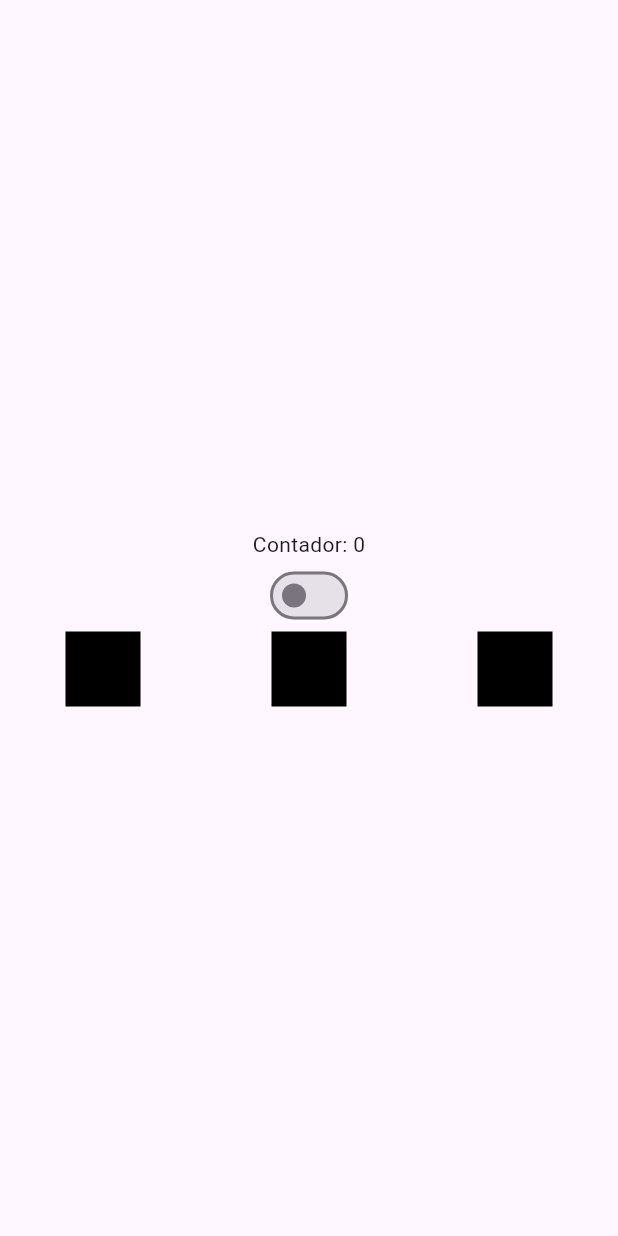
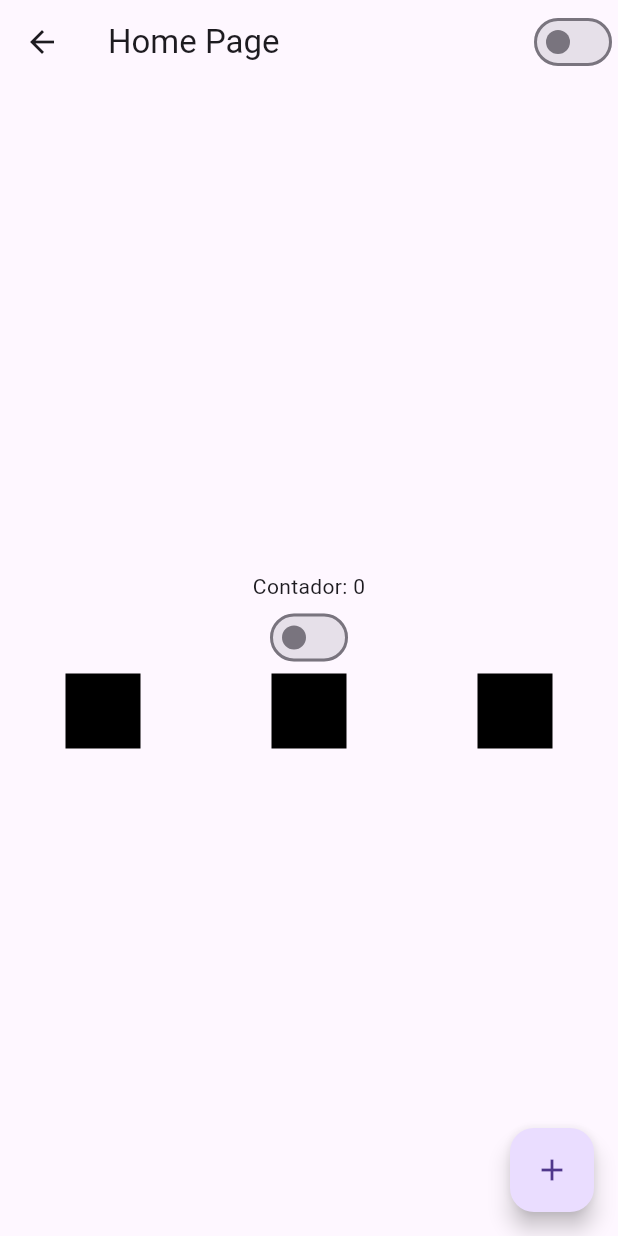
Before and after one commit to LuizHVicari/flutter-project, a Flutter app: the HomeBody screen opened directly, on a phone screen of 412 x 824 dp. Run offline on Flutter 3.47's test engine with Material 3 defaults, Android fonts, the phone set to English and light mode, and no system bars.

```diff
--- a/hello_world/lib/main.dart
+++ b/hello_world/lib/main.dart
@@ -1,7 +1,8 @@
 import 'package:flutter/material.dart';
+import 'package:hello_world/pages/home_page.dart';
 // import 'pages/home_page.dart';
 import 'pages/login_page.dart';
 
 main() {
-  runApp(const MaterialApp(home: LoginPage()));
+  runApp(MaterialApp(home: HomePage()));
 }
--- a/hello_world/lib/widgets/home_body.dart
+++ b/hello_world/lib/widgets/home_body.dart
@@ -2,14 +2,28 @@ import 'package:flutter/material.dart';
 import 'package:hello_world/widgets/switch_theme.dart';
 
 
-//ignore: must_be_immutable
-class HomeBody extends StatelessWidget {
+class HomeBody extends StatefulWidget {
+  const HomeBody({super.key});
+
+  @override
+  State<StatefulWidget> createState() {
+    return HomeBodyState();
+  }
+
+}
+
+class HomeBodyState extends State<HomeBody> {
   int counter = 0;
-  HomeBody({super.key});
+  // HomeBody({super.key});
 
   @override
   Widget build(BuildContext context) {
-    return SizedBox(
+    return Scaffold(
+      appBar: AppBar(
+        title: const Text('Home Page'),
+        actions: [SwitchForTheme()],
+      ),
+      body: SizedBox(
         width: double.infinity,
         height: double.infinity,
         child: Column(
@@ -40,6 +54,15 @@ class HomeBody extends StatelessWidget {
             )
           ]
         ),
+      ),
+      floatingActionButton: FloatingActionButton(
+        child: const Icon(Icons.add),
+        onPressed: () {
+          setState(() {
+            counter++;
+          });
+        }
+      )
     );
   }
 }
```
Also changed, not shown: hello_world/lib/pages/home_page.dart (+6 -15 lines), hello_world/lib/pages/login_page.dart (+2 -15 lines), hello_world/lib/widgets/login_button.dart (added, +33 -0 lines). Lines whose indentation alone changed are shown as unchanged.
